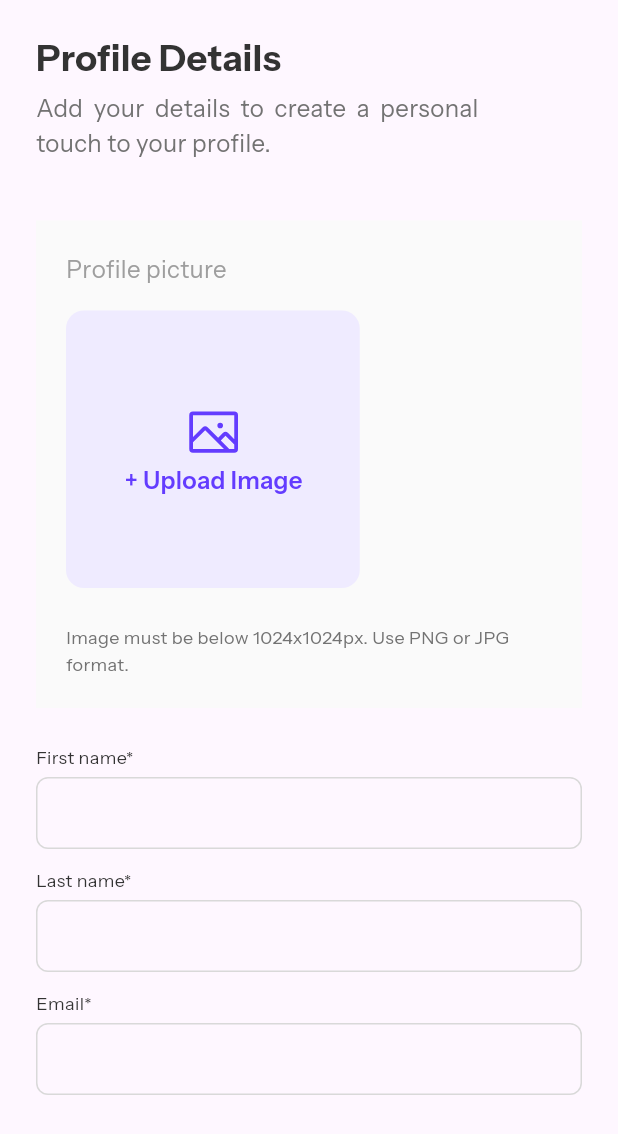
After one commit to wallas938/flutter_link_sharing_app, a Flutter app: the ProfileView screen opened directly, on a phone screen of 412 x 824 dp. The commit adds this screen. Shown: the top 1134 px of the screen. Run offline on Flutter 3.47's test engine with Material 3 defaults, Android fonts, the phone set to English and light mode, and no system bars; our stand-ins replace flutter_svg, google_fonts; project files that could hold a hidden picture were left out.

Commit message:
view editor profile for mobile finished

```diff
--- a/lib/pages/editor/editor_page.dart
+++ b/lib/pages/editor/editor_page.dart
@@ -2,6 +2,7 @@ import 'package:flutter/foundation.dart';
 import 'package:flutter/material.dart';
 import 'package:flutter_link_sharing_app/app_constants/theme.colors.dart';
 import 'package:flutter_link_sharing_app/pages/editor/links_view.dart';
+import 'package:flutter_link_sharing_app/pages/editor/profile_view.dart';
 import 'package:flutter_svg/flutter_svg.dart';
 
 class EditorPage extends StatefulWidget {
@@ -105,7 +106,7 @@ class _EditorPageState extends State<EditorPage> {
                   physics: BouncingScrollPhysics(),
                   children: [
                     LinksView(),
-                    Icon(Icons.directions_car),
+                    ProfileView(),
                   ],
                 ),
               ),
--- /dev/null
+++ b/lib/pages/editor/profile_view.dart
@@ -0,0 +1,204 @@
+import 'package:flutter/material.dart';
+import 'package:flutter_link_sharing_app/app_constants/theme.colors.dart';
+import 'package:flutter_link_sharing_app/app_constants/theme.typo.dart';
+import 'package:flutter_svg/flutter_svg.dart';
+import 'package:google_fonts/google_fonts.dart';
+
+class ProfileView extends StatefulWidget {
+  const ProfileView({super.key});
+
+  @override
+  State<ProfileView> createState() => _ProfileViewState();
+}
+
+class _ProfileViewState extends State<ProfileView> {
+  final _formKey = GlobalKey<FormState>();
+  final _firstnameController = TextEditingController();
+  final _lastnameController = TextEditingController();
+  final _emailController = TextEditingController();
+
+  @override
+  Widget build(BuildContext context) {
+    return Scaffold(
+      body: Padding(
+        padding: const EdgeInsets.all(24),
+        child: SingleChildScrollView(
+          child: Column(
+            crossAxisAlignment: CrossAxisAlignment.start,
+            children: [
+              /*** PAGE_TITLE ***/
+              const Text(
+                'Profile Details',
+                style: TextStyle(
+                    color: AppColors.darkGrey,
+                    fontSize: 24,
+                    fontStyle: FontStyle.normal,
+                    fontWeight: FontWeight.w700,
+                    height: 0),
+              ),
+              const SizedBox(height: 8),
+              /*** PAGE_SUBTITLE ***/
+              const SizedBox(
+                width: 295,
+                child: Text(
+                  textAlign: TextAlign.justify,
+                  'Add your details to create a personal touch to your profile.',
+                  style: TextStyle(
+                    color: AppColors.grey,
+                    fontSize: 16,
+                    fontStyle: FontStyle.normal,
+                    fontWeight: FontWeight.w400,
+                  ),
+                ),
+              ),
+              const SizedBox(height: 40),
+              /*** HOW_TO_PLACEHOLDER ***/
+              Container(
+                // constraints: BoxConstraints.loose(const Size(double.infinity, double.infinity)),
+                color: AppColors.lightGrey,
+                width: double.infinity,
+                padding: const EdgeInsets.all(20),
+                child: Column(
+                  crossAxisAlignment: CrossAxisAlignment.start,
+                  children: [
+                    /*** PICTURE_LABEL ***/
+                    Text("Profile picture",
+                        style: AppTypography.bodyM(Colors.grey)),
+                    const SizedBox(height: 16),
+                    /*** PICTURE_PLACEHOLDER ***/
+                    Container(
+                      padding: const EdgeInsets.fromLTRB(39, 61, 38, 60),
+                      decoration: BoxDecoration(
+                          color: AppColors.lightPurple,
+                          borderRadius: BorderRadius.circular(12)),
+                      child: Column(
+                        mainAxisAlignment: MainAxisAlignment.center,
+                        crossAxisAlignment: CrossAxisAlignment.center,
+                        children: [
+                          SvgPicture.asset(
+                            "assets/images/icon-upload-image.svg",
+                            width: 40,
+                            height: 40,
+                          ),
+                          Text(
+                            "+ Upload Image",
+                            style: AppTypography.headingS(AppColors.purple),
+                          )
+                        ],
+                      ),
+                    ),
+                    const SizedBox(height: 24),
+                    /*** PICTURE_CONSTRAINTS_TEXT ***/
+                    Text(
+                      "Image must be below 1024x1024px. Use PNG or JPG format.",
+                      style: AppTypography.bodyS(AppColors.grey),
+                    ),
+                  ],
+                ),
+              ),
+              const SizedBox(height: 24),
+              /*** USER_FORM_INFOS ***/
+              Form(
+                key: _formKey,
+                child: Column(
+                  crossAxisAlignment: CrossAxisAlignment.start,
+                  children: [
+                    Text(
+                      "First name*",
+                      style: AppTypography.bodyS(AppColors.darkGrey),
+                    ),
+                    const SizedBox(height: 4),
+                    /*** FIRSTNAME_INPUT ***/
+                    TextFormField(
+                      decoration: InputDecoration(
+                        contentPadding: const EdgeInsets.symmetric(
+                            vertical: 12, horizontal: 16),
+                        focusedBorder: OutlineInputBorder(
+                          borderSide: const BorderSide(
+                              color: AppColors.borders1, width: 1.0),
+                          borderRadius: BorderRadius.circular(8.0),
+                        ),
+                        enabledBorder: OutlineInputBorder(
+                          borderSide: const BorderSide(
+                              color: AppColors.borders1, width: 1.0),
+                          borderRadius: BorderRadius.circular(8.0),
+                        ),
+                      ),
+                      controller: _firstnameController,
+                      validator: (value) {
+                        if (value == null || value.isEmpty) {
+                          return "Please enter some text";
+                        }
+                        return null;
+                      },
+                    ),
+                    const SizedBox(height: 12),
+                    Text(
+                      "Last name*",
+                      style: AppTypography.bodyS(AppColors.darkGrey),
+                    ),
+                    const SizedBox(height: 4),
+                    /*** LASTNAME_INPUT ***/
+                    TextFormField(
+                      controller: _lastnameController,
+                      decoration: InputDecoration(
+                        contentPadding: const EdgeInsets.symmetric(
+                            vertical: 12, horizontal: 16),
+                        focusedBorder: OutlineInputBorder(
+                          borderSide: const BorderSide(
+                              color: AppColors.borders1, width: 1.0),
+                          borderRadius: BorderRadius.circular(8.0),
+                        ),
+                        enabledBorder: OutlineInputBorder(
+                          borderSide: const BorderSide(
+                              color: AppColors.borders1, width: 1.0),
+                          borderRadius: BorderRadius.circular(8.0),
+                        ),
+                      ),
+                      validator: (value) {
+                        if (value == null || value.isEmpty) {
+                          return "Please enter some text";
+                        }
+                        return null;
+                      },
+                    ),
+                    const SizedBox(height: 12),
+                    Text(
+                      "Email*",
+                      style: AppTypography.bodyS(AppColors.darkGrey),
+                    ),
+                    const SizedBox(height: 4),
+                    /*** EMAIL_INPUT ***/
+                    TextFormField(
+                      controller: _emailController,
+                      decoration: InputDecoration(
+                        contentPadding: const EdgeInsets.symmetric(
+                            vertical: 12, horizontal: 16),
+                        focusedBorder: OutlineInputBorder(
+                          borderSide: const BorderSide(
+                              color: AppColors.borders1, width: 1.0),
+                          borderRadius: BorderRadius.circular(8.0),
+                        ),
+                        enabledBorder: OutlineInputBorder(
+                          borderSide: const BorderSide(
+                              color: AppColors.borders1, width: 1.0),
+                          borderRadius: BorderRadius.circular(8.0),
+                        ),
+                      ),
+                      validator: (value) {
+                        if (value == null || value.isEmpty) {
+                          return "Please enter some text";
+                        }
+                        return null;
+                      },
+                    ),
+                  ],
+                ),
+              )
+            ],
+          ),
+        ),
+      ),
+    );
+  }
+}
```
